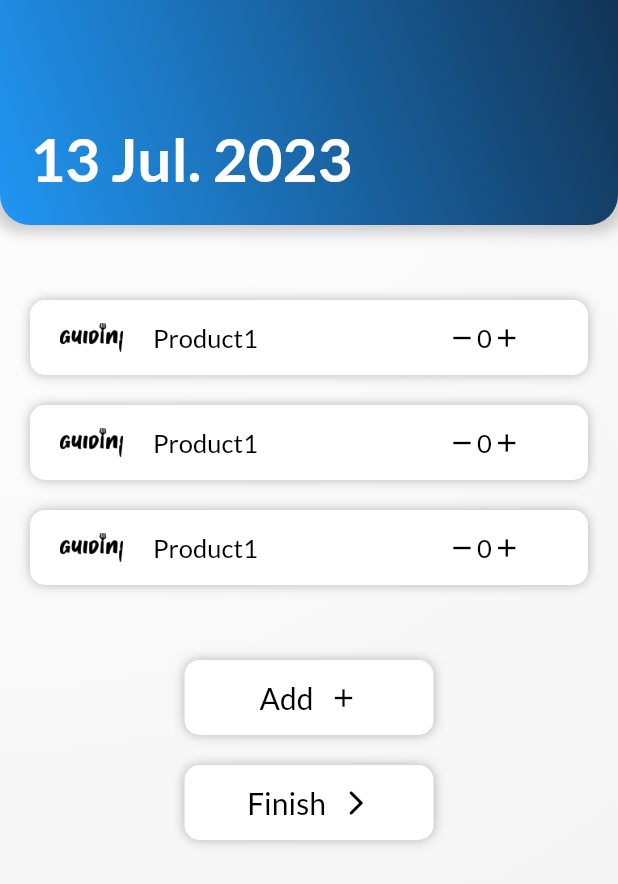
After one commit to OussemaZaier/guidini, a Flutter app: the Profile screen opened directly, after a tap on "View details", on a phone screen of 412 x 824 dp. The commit adds this screen. Shown: the top 884 px of the screen. Run offline on Flutter 3.47's test engine with Material 2 defaults, Android fonts, the phone set to English and light mode, and no system bars; our stand-ins replace dio, flutter_snake_navigationbar, get, intro_slider; generated files the repository leaves out were written again.

Commit message:
Added old cart details

```diff
--- /dev/null
+++ b/lib/Screens/Old_Cart_Detail/main.dart
@@ -0,0 +1,130 @@
+import 'package:flutter/material.dart';
+import 'package:guidini/Screens/Inventory_add/main.dart';
+import 'package:guidini/Screens/Inventory_init/main.dart';
+import 'package:guidini/Screens/Inventory_init_choice/main.dart';
+import 'package:guidini/Screens/Inventory_init_show/productCard.dart';
+import 'package:guidini/Screens/Profile/main.dart';
+import 'package:guidini/Screens/SignIn/signinScreen.dart';
+import 'package:guidini/Screens/SignUp/signupScreen.dart';
+import 'package:guidini/Screens/HomePage/main.dart';
+import 'package:guidini/Screens/Welcome/welcomeScreen.dart';
+import 'package:guidini/Screens/Welcome/welcomeButton.dart';
+import 'package:guidini/Screens/navigation.dart';
+import 'package:guidini/Screens/title.dart';
+import 'package:guidini/utils/constants.dart';
+import 'package:intro_slider/intro_slider.dart';
+
+class Old_Cart_Detail extends StatelessWidget {
+  Old_Cart_Detail({Key? key}) : super(key: key);
+  @override
+  Widget build(BuildContext context) {
+    return Scaffold(
+      body: Container(
+        width: double.infinity,
+        height: double.infinity,
+        decoration: BoxDecoration(
+          gradient: RadialGradient(
+            colors: [
+              Color.fromARGB(255, 255, 255, 255),
+              Color.fromARGB(255, 237, 237, 237),
+            ],
+            center: Alignment(-1, -1),
+            radius: 3.0,
+          ),
+        ),
+        child: Column(
+          children: [
+            title(
+              bgColor1: Color(0XFF123456),
+              bgColor2: Colors.blue,
+              text: '13 Jul. 2023',
+              txtColor: Colors.white,
+            ),
+            Column(mainAxisAlignment: MainAxisAlignment.spaceAround, children: [
+              Column(
+                children: [
+                  kSizedBox1,
+                  kSizedBox1,
+                  productCard(
+                    text1: 'Product1',
+                    text2: ' ',
+                    quantity: 3,
+                    text4: '',
+                    icon: Icons.abc,
+                    fct: () {},
+                    bgColor: Colors.white,
+                    txtColor: Colors.black,
+                    shadow: true,
+                    add_remove: true,
+                    text3: '',
+                  ),
+                  productCard(
+                    text1: 'Product1',
+                    text2: ' ',
+                    quantity: 3,
+                    text4: '',
+                    icon: Icons.abc,
+                    fct: () {},
+                    bgColor: Colors.white,
+                    txtColor: Colors.black,
+                    shadow: true,
+                    add_remove: true,
+                    text3: '',
+                  ),
+                  productCard(
+                    text1: 'Product1',
+                    text2: ' ',
+                    quantity: 3,
+                    text4: '',
+                    icon: Icons.abc,
+                    fct: () {},
+                    bgColor: Colors.white,
+                    txtColor: Colors.black,
+                    shadow: true,
+                    add_remove: true,
+                    text3: '',
+                  ),
+                  kSizedBox1,
+                  kSizedBox1,
+                  Container(
+                    width: MediaQuery.of(context).size.width / 2,
+                    child: welcomeButton(
+                        text: "Add",
+                        fct: () => {
+                              Navigator.push(
+                                  context,
+                                  MaterialPageRoute(
+                                    builder: (context) => Inventory_add(),
+                                  ))
+                            },
+                        bgColor: Colors.white,
+                        txtColor: Colors.black,
+                        icon: Icons.add),
+                  ),
+                  Container(
+                    width: MediaQuery.of(context).size.width / 2,
+                    child: welcomeButton(
+                        text: "Finish",
+                        fct: () => {
+                              Navigator.push(
+                                  context,
+                                  MaterialPageRoute(
+                                    builder: (context) => Navigation(
+                                      pageNumber: 4,
+                                    ),
+                                  ))
+                            },
+                        bgColor: Colors.white,
+                        txtColor: Colors.black,
+                        icon: Icons.arrow_forward_ios_rounded),
+                  )
+                ],
+              ),
+              kSizedBox1,
+            ]),
+          ],
+        ),
+      ),
+    );
+  }
+}
--- /dev/null
+++ b/lib/Screens/Old_Cart_Detail/productCard.dart
@@ -0,0 +1,158 @@
+import 'package:flutter/material.dart';
+
+class productCard extends StatefulWidget {
+  productCard({
+    Key? key,
+    required this.text1,
+    required this.text2,
+    required this.quantity,
+    required this.text4,
+    required this.fct,
+    this.icon,
+    required this.bgColor,
+    required this.txtColor,
+    required this.shadow,
+    required this.add_remove,
+  }) : super(key: key);
+
+  final String text1;
+  final String text2;
+  final int quantity;
+  final String text4;
+  final IconData? icon;
+  final VoidCallback fct;
+  final Color bgColor;
+  final Color txtColor;
+  final bool shadow;
+  final bool add_remove;
+
+  @override
+  _productCardState createState() => _productCardState();
+}
+
+class _productCardState extends State<productCard> {
+  late int quantity;
+
+  @override
+  void initState() {
+    super.initState();
+    quantity = widget.quantity;
+  }
+
+  void incrementQuantity() {
+    setState(() {
+      quantity++;
+    });
+  }
+
+  void decrementQuantity() {
+    if (quantity > 0) {
+      setState(() {
+        quantity--;
+      });
+    }
+  }
+
+  @override
+  Widget build(BuildContext context) {
+    return InkWell(
+      onTap: widget.fct,
+      child: Container(
+        height: 50,
+        margin: EdgeInsets.only(top: 20.0, left: 20.0, right: 20.0),
+        decoration: BoxDecoration(
+          color: widget.bgColor,
+          borderRadius: BorderRadius.circular(10),
+          boxShadow: [
+            BoxShadow(
+              color: widget.shadow
+                  ? Color.fromARGB(70, 0, 0, 0)
+                  : Color.fromARGB(0, 0, 0, 0),
+              blurRadius: 6,
+              offset: Offset(0, 0), // Shadow position
+            ),
+          ],
+        ),
+        child: Row(
+          crossAxisAlignment: CrossAxisAlignment.center,
+          children: [
+            Container(
+              width: 190,
+              child: Row(
+                children: [
+                  if (widget.icon != null)
+                    Padding(
+                      padding: const EdgeInsets.only(left: 20, right: 20),
+                      child: Image.asset(
+                        'assets/images/blackLogo.png',
+                        height: 42,
+                        width: 42,
+                      ),
+                    )
+                  else
+                    SizedBox(),
+                  Text(
+                    widget.text1,
+                    style: TextStyle(
+                      fontSize: 17,
+                      color: widget.txtColor,
+                      fontFamily: 'Lato',
+                    ),
+                  ),
+                ],
+              ),
+            ),
+            Container(width: 8),
+            Container(
+              width: 80,
+              child: Text(
+                widget.text2,
+                style: TextStyle(
+                  fontSize: 17,
+                  color: widget.txtColor,
+                  fontFamily: 'Lato',
+                ),
+              ),
+            ),
+            Container(
+              child: Row(
+                children: [
+                  if (widget.add_remove == true)
+                    InkWell(
+                      onTap: decrementQuantity,
+                      child: Icon(
+                        Icons.remove,
+                        color: widget.txtColor,
+                        size: 20,
+                      ),
+                    )
+                  else
+                    SizedBox(width: 20),
+                  Text(
+                    quantity.toString(),
+                    style: TextStyle(
+                      fontSize: 17,
+                      color: widget.txtColor,
+                      fontFamily: 'Lato',
+                    ),
+                  ),
+                  if (widget.add_remove == true)
+                    InkWell(
+                      onTap: incrementQuantity,
+                      child: Icon(
+                        Icons.add,
+                        color: widget.txtColor,
+                        size: 20,
+                      ),
+                    )
+                  else
+                    SizedBox(),
+                ],
+              ),
+            ),
+          ],
+        ),
+      ),
+    );
+  }
+}
--- /dev/null
+++ b/lib/Screens/Old_Cart_Detail/welcomeButton.dart
@@ -0,0 +1,55 @@
+import 'package:flutter/material.dart';
+import 'package:guidini/utils/constants.dart';
+
+class welcomeButton extends StatelessWidget {
+  welcomeButton({
+    Key? key,
+    required this.text,
+    required this.fct,
+    this.icon,
+    required this.bgColor,
+    required this.txtColor,
+  }) : super(key: key);
+  String text;
+  IconData? icon;
+  VoidCallback fct;
+  Color bgColor;
+  Color txtColor;
+  @override
+  Widget build(BuildContext context) {
+    return InkWell(
+      onTap: fct,
+      child: Container(
+        height: 50,
+        margin: EdgeInsets.only(top: 20.0, left: 20.0, right: 20.0),
+        decoration: BoxDecoration(
+            color: bgColor, borderRadius: BorderRadius.circular(10)),
+        child: Row(
+          mainAxisAlignment: MainAxisAlignment.center,
+          crossAxisAlignment: CrossAxisAlignment.center,
+          children: [
+            Text(
+              text,
+              style: TextStyle(
+                fontSize: 20,
+                color: txtColor,
+                fontFamily: 'Lato',
+              ),
+            ),
+            if (icon != null)
+              Padding(
+                padding: const EdgeInsets.only(left: 10.0),
+                child: Icon(
+                  icon,
+                  color: txtColor,
+                  size: 20.0,
+                ),
+              )
+            else
+              SizedBox(),
+          ],
+        ),
+      ),
+    );
+  }
+}
--- a/lib/Screens/Profile/main.dart
+++ b/lib/Screens/Profile/main.dart
@@ -3,6 +3,7 @@ import 'package:guidini/Screens/EditProfile/EditProfile.dart';
 import 'package:guidini/Screens/HomePage/main.dart';
 import 'package:guidini/Screens/Inventory_init_choice/main.dart';
 import 'package:guidini/Screens/Inventory_show/main.dart';
+import 'package:guidini/Screens/Old_Cart_Detail/main.dart';
 import 'package:guidini/Screens/SignIn/signinScreen.dart';
 import 'package:guidini/Screens/SignUp/signupScreen.dart';
 import 'package:guidini/Screens/Welcome/welcomeScreen.dart';
@@ -121,14 +122,24 @@ class Profile extends StatelessWidget {
                         topText: '',
                         bgColor1: Color(0XFF123456),
                         bgColor2: Colors.blue,
-                        buttonFct: () => {},
+                        buttonFct: () => {
+                              Navigator.push(
+                                  context,
+                                  MaterialPageRoute(
+                                      builder: (context) => Old_Cart_Detail()))
+                            },
                         buttonText: 'View details'),
                     cartCard(
                         title: "7 Jun. 2023 \n You saved 79.00 DT",
                         topText: '',
                         bgColor1: Color.fromARGB(255, 18, 140, 69),
                         bgColor2: const Color.fromARGB(255, 93, 243, 33),
-                        buttonFct: () => {},
+                        buttonFct: () => {
+                              Navigator.push(
+                                  context,
+                                  MaterialPageRoute(
+                                      builder: (context) => Old_Cart_Detail()))
+                            },
                         buttonText: 'View details'),
                   ],
                 ),
--- a/lib/Screens/Redeem/main.dart
+++ b/lib/Screens/Redeem/main.dart
@@ -79,7 +79,7 @@ class Redeem extends StatelessWidget {
                     ),
                     redeemCard(
                       imageurl: 'assets/images/monoprix.png',
-                      title: "20% on a choosed product",
+                      title: "20% off on a chosen product",
                       textcolor: Colors.black,
                       subtext: '* on selected items',
                       bgColor: const Color.fromRGBO(255, 255, 255, 1),
@@ -99,7 +99,7 @@ class Redeem extends StatelessWidget {
                                   ],
                                 ))
                       },
-                      buttonText: ' 5000 Points',
+                      buttonText: ' 2000 Points',
                     ),
                   ],
                 ),
--- a/lib/Screens/cartCard.dart
+++ b/lib/Screens/cartCard.dart
@@ -79,7 +79,9 @@ class cartCard extends StatelessWidget {
                     ),
                   ),
                   kSizedBox1,
-                  Container(
+                  InkWell(
+                    onTap: () => buttonFct(),
+                    child: Container(
                       width: 100,
                       decoration: BoxDecoration(
                           color: Colors.black87,
@@ -93,6 +95,7 @@ class cartCard extends StatelessWidget {
                           fontFamily: 'Lato',
                         ),
                       ),
+                    ),
                   )
                 ],
               ),
```
Lines whose indentation alone changed are shown as unchanged.
